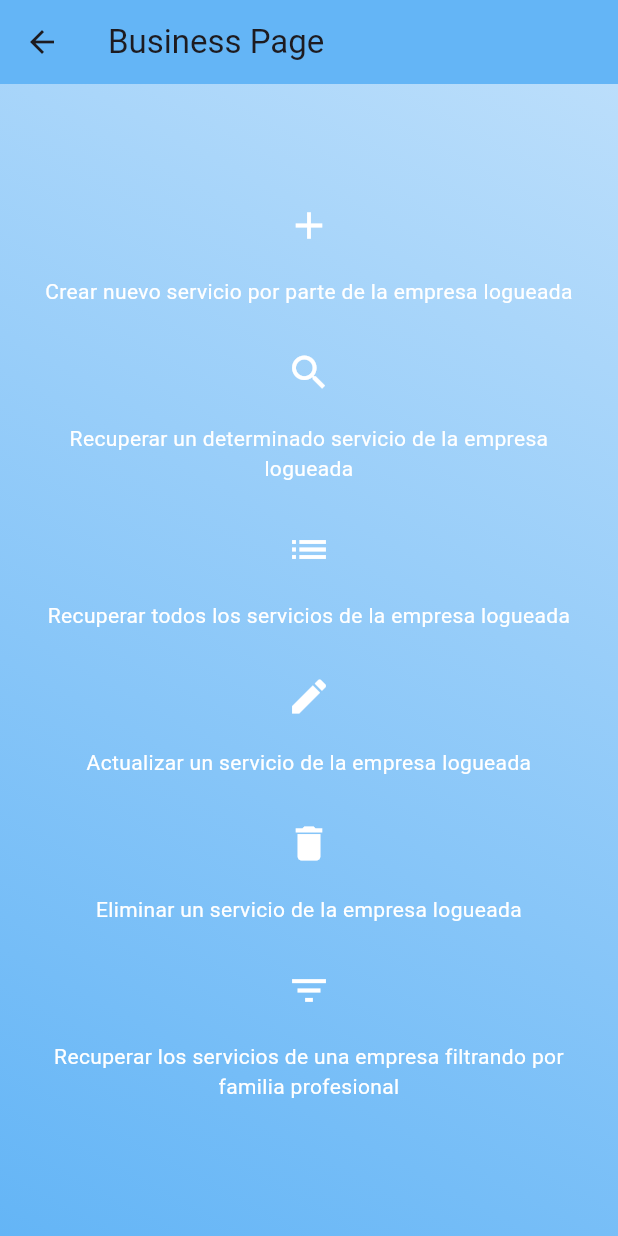
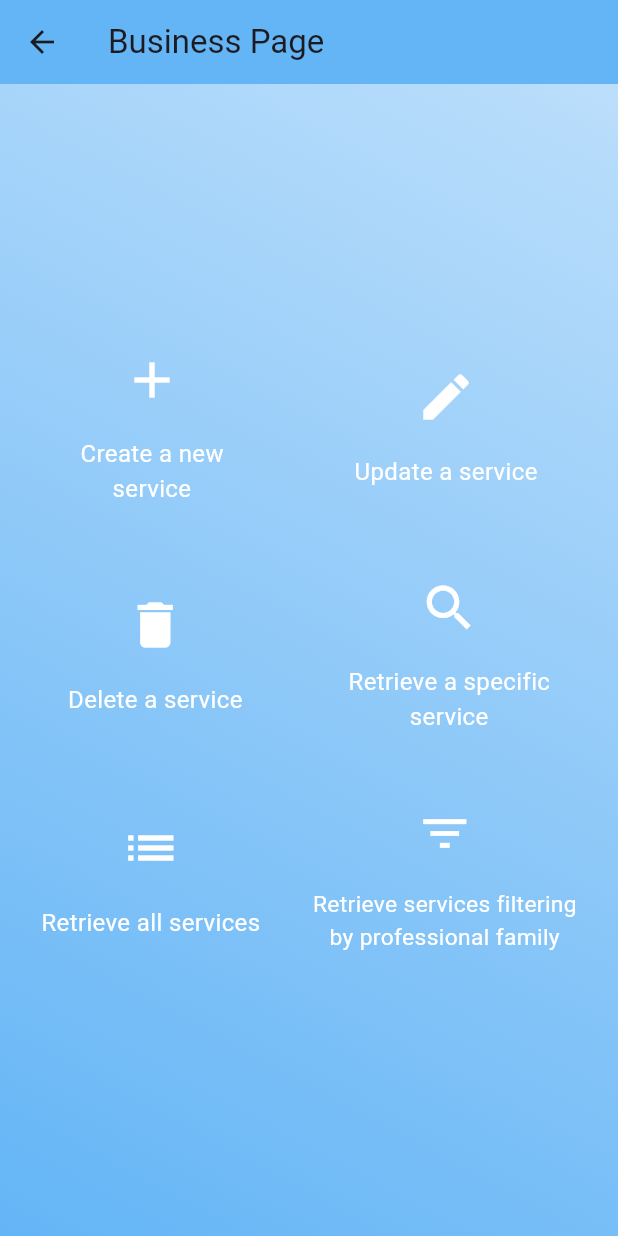
Before and after one commit to JuanJosePinero/Spring_UD4_API_Grupo1, a Flutter app: the BusinessView screen opened directly with empty values, on a phone screen of 412 x 824 dp. Run offline on Flutter 3.47's test engine with Material 3 defaults, Android fonts, the light colour scheme and no system bars; network calls fail.

Commit message:
added visual things

```diff
--- a/lib/business/businessView.dart
+++ b/lib/business/businessView.dart
@@ -183,7 +183,7 @@ class _BusinessViewState extends State<BusinessView> {
               _loadProFamilies(), // Llama a la función _loadProFamilies aquí
           builder: (BuildContext context, AsyncSnapshot<void> snapshot) {
             if (snapshot.connectionState == ConnectionState.waiting) {
-              return Center(
+              return const Center(
                 child: CircularProgressIndicator(),
               );
             } else {
@@ -503,37 +503,92 @@ class _BusinessViewState extends State<BusinessView> {
       child: Column(
         mainAxisAlignment: MainAxisAlignment.center,
         children: [
-                  _buildButtonWithIconAndText(
+          Row(
+            mainAxisAlignment: MainAxisAlignment.spaceEvenly,
+            children: [
+              Flexible(
+                child: FittedBox(
+                  fit: BoxFit.fitWidth,
+                  child: _buildButtonWithIconAndText(
                     Icons.add,
-                    'Crear nuevo servicio por parte de la empresa logueada',
+                    insertNewLinesEveryThreeWords('Create a new service'),
                     () => _showCreateServicePanel(),
                   ),
-                  _buildButtonWithIconAndText(
+                ),
+              ),
+              const SizedBox(width: 20,),
+              Flexible(
+                child: FittedBox(
+                  fit: BoxFit.fitWidth,
+                  child: _buildButtonWithIconAndText(
+                    Icons.edit,
+                    insertNewLinesEveryThreeWords('Update a service'),
+                    _showAllServicesForUpdate,
+                  ),
+                ),
+              ),
+            ],
+          ),
+          const SizedBox(height: 20), // Espaciado entre filas
+          Row(
+            mainAxisAlignment: MainAxisAlignment.spaceEvenly,
+            children: [
+              Flexible(
+                child: FittedBox(
+                  fit: BoxFit.fitWidth,
+                  child: _buildButtonWithIconAndText(
+                    Icons.delete,
+                    insertNewLinesEveryThreeWords('Delete a service'),
+                    _deleteServicesPanel,
+                  ),
+                ),
+              ),
+              const SizedBox(width: 20,),
+              Flexible(
+                child: FittedBox(
+                  fit: BoxFit.fitWidth,
+                  child: _buildButtonWithIconAndText(
                     Icons.search,
-                      'Recuperar un determinado servicio de la empresa logueada',
-                      _showSpecificServicesPanel),
-                  _buildButtonWithIconAndText(
+                    insertNewLinesEveryThreeWords('Retrieve a specific service'),
+                    _showSpecificServicesPanel,
+                  ),
+                ),
+              ),
+            ],
+          ),
+          const SizedBox(height: 20), // Espaciado entre filas
+          Row(
+            mainAxisAlignment: MainAxisAlignment.spaceEvenly,
+            children: [
+              Flexible(
+                child: FittedBox(
+                  fit: BoxFit.fitWidth,
+                  child: _buildButtonWithIconAndText(
                     Icons.list,
-                    'Recuperar todos los servicios de la empresa logueada',
+                    insertNewLinesEveryThreeWords('Retrieve all services'),
                     _businessServices,
                   ),
-                  _buildButtonWithIconAndText(
-                      Icons.edit,
-                      'Actualizar un servicio de la empresa logueada',
-                      _showAllServicesForUpdate),
-                  _buildButtonWithIconAndText(
-                      Icons.delete,
-                      'Eliminar un servicio de la empresa logueada',
-                      _deleteServicesPanel),
-                  _buildButtonWithIconAndText(
+                ),
+              ),
+              const SizedBox(width: 20,),
+              Flexible(
+                child: FittedBox(
+                  fit: BoxFit.fitWidth,
+                  child: _buildButtonWithIconAndText(
                     Icons.filter_list,
-                      'Recuperar los servicios de una empresa filtrando por familia profesional',
-                      _showProFamiliesPanel),
+                    insertNewLinesEveryThreeWords('Retrieve services filtering by professional family'),
+                    _showProFamiliesPanel,
+                  ),
+                ),
+              ),
+            ],
+          ),
         ],
       ),
     ),
   ),
 ),
+
       ),
     );
   }
@@ -720,7 +775,7 @@ class _BusinessViewState extends State<BusinessView> {
       } else {
         // Mostrar mensaje de error si no hay servicios
         ScaffoldMessenger.of(context).showSnackBar(
-          SnackBar(
+          const SnackBar(
             content: Text(
                 "No se encontraron servicios para esta familia profesional"),
           ),
@@ -736,6 +791,20 @@ class _BusinessViewState extends State<BusinessView> {
     }
   }
 
+  String insertNewLinesEveryThreeWords(String text) {
+  final words = text.split(' ');
+  var newText = '';
+  for (int i = 0; i < words.length; i++) {
+    newText += words[i];
+    if ((i + 1) % 3 == 0 && i != words.length - 1) {
+      newText += '\n';
+    } else if (i != words.length - 1) {
+      newText += ' ';
+    }
+  }
+  return newText;
+}
+
   Widget _buildButtonWithIconAndText(
       IconData icon, String text, VoidCallback onPressed) {
     return Padding(
@@ -743,14 +812,14 @@ class _BusinessViewState extends State<BusinessView> {
       child: Column(
         children: [
           IconButton(
-            icon: Icon(icon, size: 30, color: Colors.white),
+            icon: Icon(icon, size: 40, color: Colors.white),
             onPressed: onPressed,
           ),
           const SizedBox(height: 10),
           Text(
             text,
             textAlign: TextAlign.center,
-            style: const TextStyle(color: Colors.white),
+            style: const TextStyle(color: Colors.white, fontSize: 16),
           ),
         ],
       ),
```
Lines whose indentation alone changed are shown as unchanged.
